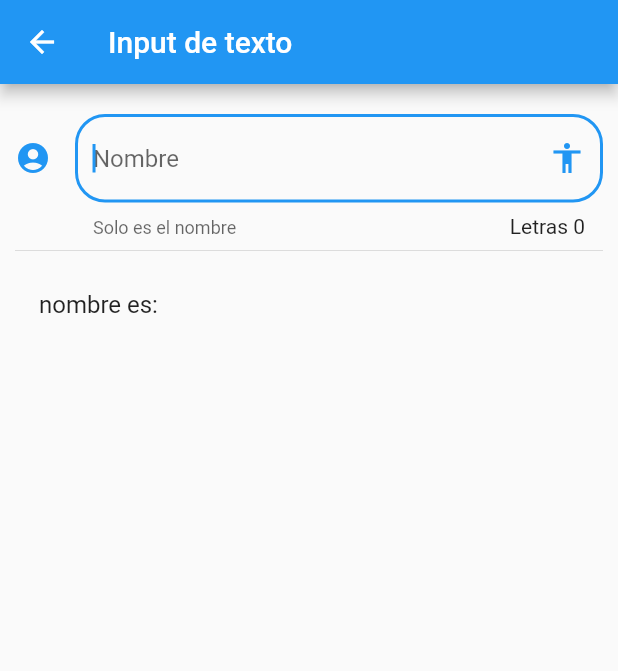
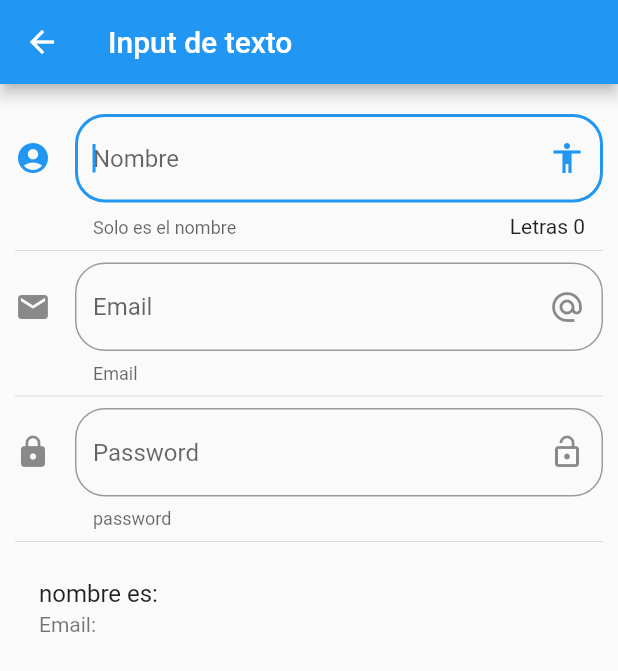
Before and after one commit to nic0lasApp/flutter_components, a Flutter app: the InputPage screen opened by its route, on a phone screen of 412 x 824 dp. Shown: the top 671 px of the screen. Run offline on Flutter 3.47's test engine with Material 2 defaults, Android fonts, the phone set to English and light mode, and no system bars.

Commit message:
feat: Creación de email y password fileds.

```diff
--- a/lib/src/pages/input_page.dart
+++ b/lib/src/pages/input_page.dart
@@ -9,6 +9,7 @@ class InputPage extends StatefulWidget {
 
 class _InputPageState extends State<InputPage> {
   String _nombre = "";
+  String _email = "";
   @override
   Widget build(BuildContext context) {
     return Scaffold(
@@ -19,6 +20,10 @@ class _InputPageState extends State<InputPage> {
         padding: EdgeInsets.symmetric(horizontal: 10.0, vertical: 20.0),
         children: [
           _crearInput(),
+          Divider(),
+          _crearEmail(),
+          Divider(),
+          _crearPassword(),
           Divider(),
           _crearPersona(),
         ],
@@ -50,6 +55,39 @@ class _InputPageState extends State<InputPage> {
   Widget _crearPersona() {
     return ListTile(
       title: Text('nombre es: $_nombre'),
+      subtitle: Text('Email: $_email'),
+    );
+  }
+
+  Widget _crearEmail() {
+    return TextField(
+      keyboardType: TextInputType.emailAddress,
+      decoration: InputDecoration(
+        border: OutlineInputBorder(borderRadius: BorderRadius.circular(20.0)),
+        hintText: 'Email',
+        helperText: 'Email',
+        suffixIcon: Icon(Icons.alternate_email),
+        icon: Icon(Icons.email),
+      ),
+      onChanged: (valor) => setState(() {
+        _email = valor;
+      }),
+    );
+  }
+
+  Widget _crearPassword() {
+    return TextField(
+      obscureText: true,
+      decoration: InputDecoration(
+        border: OutlineInputBorder(borderRadius: BorderRadius.circular(20.0)),
+        hintText: 'Password',
+        helperText: 'password',
+        suffixIcon: Icon(Icons.lock_open),
+        icon: Icon(Icons.lock),
+      ),
+      onChanged: (valor) => setState(() {
+        _email = valor;
+      }),
     );
   }
 }
```
